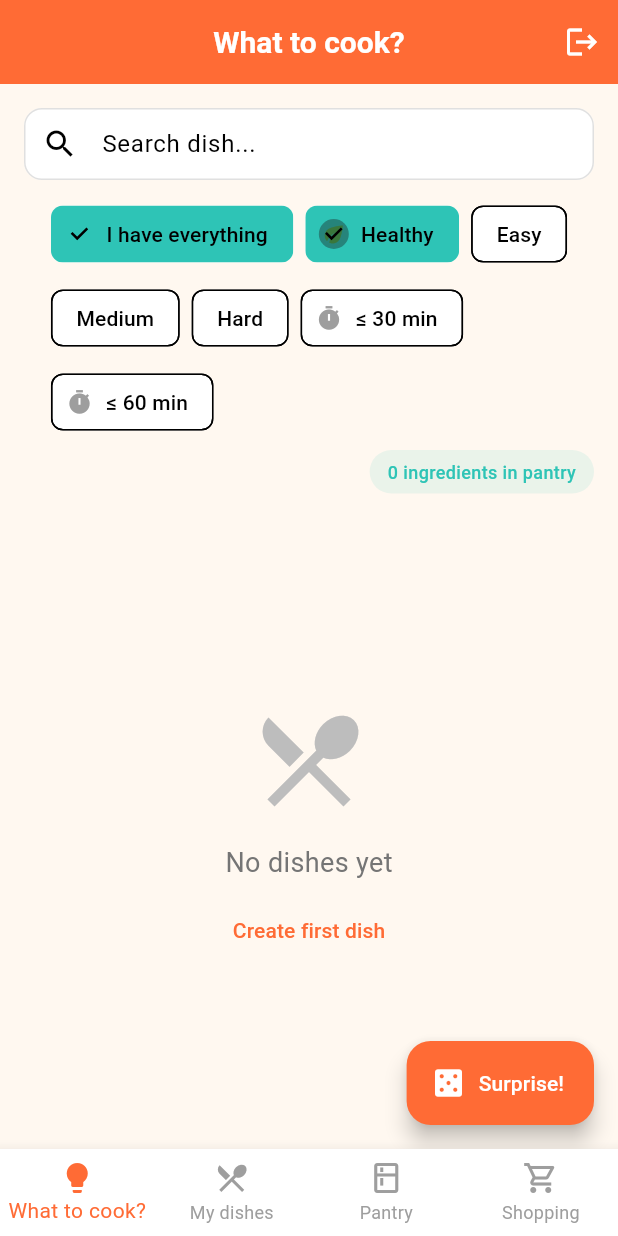
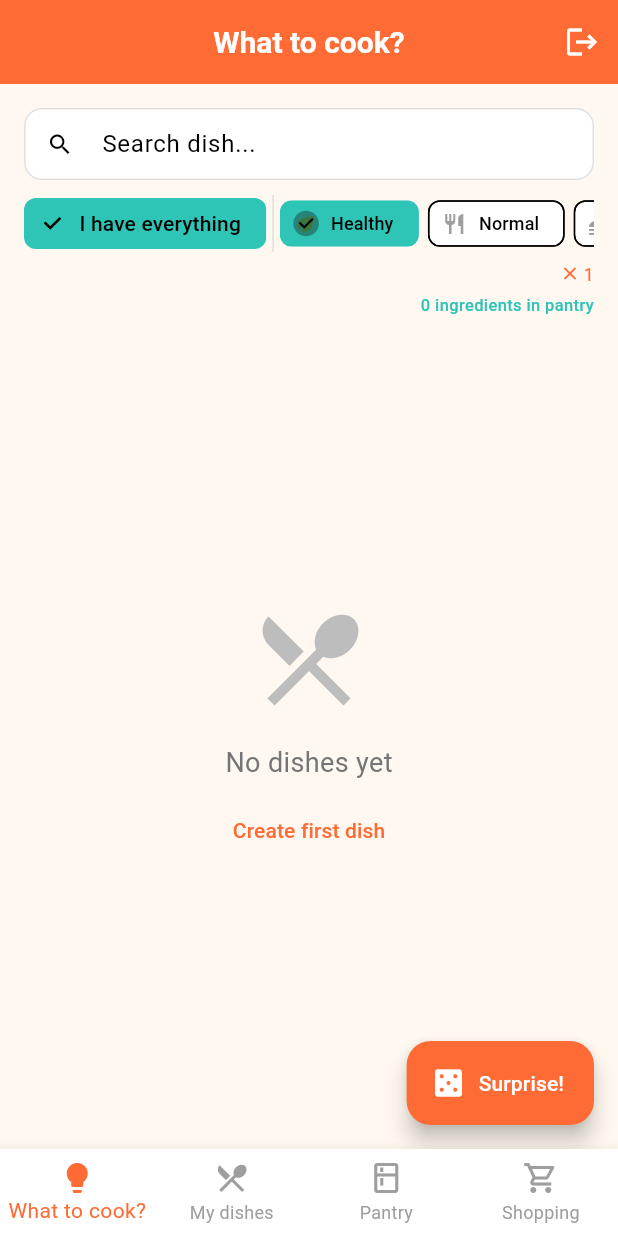
Before and after one commit to gcompteb/xup-xup, a Flutter app: the SuggestionsScreen screen opened by its route, after a tap on "Healthy", on a phone screen of 412 x 824 dp. Run offline on Flutter 3.47's test engine with Material 3 defaults, Android fonts, the phone set to English and light mode, and no system bars; our stand-ins replace cached_network_image, cloud_firestore, firebase_auth, firebase_core, firebase_storage, flutter_local_notifications and 7 more; accounts and stored records are empty; network calls fail.

Commit message:
improve filters menu

```diff
--- a/lib/core/constants/app_constants.dart
+++ b/lib/core/constants/app_constants.dart
@@ -33,6 +33,26 @@ class AppConstants {
         return l10n.difficultyMedium;
       case 'hard':
         return l10n.difficultyHard;
+      default:
+        return key;
+    }
+  }
+
+  static const List<String> healthLevelKeys = [
+    'healthy',
+    'normal',
+    'unhealthy',
+  ];
+
+  static String localizedHealthLevel(BuildContext context, String key) {
+    final l10n = AppLocalizations.of(context)!;
+    switch (key) {
+      case 'healthy':
+        return l10n.healthLevelHealthy;
+      case 'normal':
+        return l10n.healthLevelNormal;
+      case 'unhealthy':
+        return l10n.healthLevelUnhealthy;
       default:
         return key;
     }
--- a/lib/features/suggestions/presentation/suggestions_screen.dart
+++ b/lib/features/suggestions/presentation/suggestions_screen.dart
@@ -30,7 +30,7 @@ class SuggestionsScreen extends ConsumerStatefulWidget {
 
 class _SuggestionsScreenState extends ConsumerState<SuggestionsScreen> {
   bool _showOnlyComplete = true;
-  bool _filterHealthy = false;
+  final Set<String> _filterHealthLevels = {};
   final Set<String> _filterDifficulties = {};
   int? _filterMaxTime;
   String? _highlightedDishId;
@@ -77,7 +77,7 @@ class _SuggestionsScreenState extends ConsumerState<SuggestionsScreen> {
               if (_showOnlyComplete && !d.isComplete) {
                 return false;
               }
-              if (_filterHealthy && !d.dish.isHealthy) {
+              if (_filterHealthLevels.isNotEmpty && !_filterHealthLevels.contains(d.dish.healthLevel)) {
                 return false;
               }
               if (_filterDifficulties.isNotEmpty && !_filterDifficulties.contains(d.dish.difficulty)) {
@@ -142,11 +142,16 @@ class _SuggestionsScreenState extends ConsumerState<SuggestionsScreen> {
 
   Widget _buildFilters(BuildContext context, List<Ingredient> ingredients) {
     final l10n = AppLocalizations.of(context)!;
-    return Container(
-      padding: const EdgeInsets.all(16),
+    final activeCount = _filterHealthLevels.length + _filterDifficulties.length + (_filterMaxTime != null ? 1 : 0);
+
+    return Padding(
+      padding: const EdgeInsets.fromLTRB(16, 16, 16, 0),
       child: Column(
         children: [
-          TextField(
+          Row(
+            children: [
+              Expanded(
+                child: TextField(
                   controller: _searchController,
                   decoration: InputDecoration(
                     hintText: l10n.dishesSearchHint,
@@ -164,88 +169,139 @@ class _SuggestionsScreenState extends ConsumerState<SuggestionsScreen> {
                       borderRadius: BorderRadius.circular(12),
                     ),
                     contentPadding: const EdgeInsets.symmetric(horizontal: 16),
+                    isDense: true,
                   ),
                   onChanged: (value) => setState(() => _searchQuery = value),
                 ),
-          const SizedBox(height: 12),
-          Wrap(
-            spacing: 8,
-            runSpacing: 8,
+              ),
+            ],
+          ),
+          const SizedBox(height: 10),
+          SizedBox(
+            height: 38,
+            child: ListView(
+              scrollDirection: Axis.horizontal,
               children: [
                 FilterChip(
                   label: Text(l10n.suggestionsHaveAll),
                   selected: _showOnlyComplete,
-                onSelected: (value) {
-                  setState(() => _showOnlyComplete = value);
+                  onSelected: (v) => setState(() => _showOnlyComplete = v),
+                  visualDensity: VisualDensity.compact,
+                  materialTapTargetSize: MaterialTapTargetSize.shrinkWrap,
+                ),
+                _filterDivider(),
+                ...AppConstants.healthLevelKeys.map((key) {
+                  final selected = _filterHealthLevels.contains(key);
+                  return Padding(
+                    padding: const EdgeInsets.only(right: 6),
+                    child: FilterChip(
+                      avatar: Icon(
+                        key == 'healthy' ? Icons.eco
+                            : key == 'unhealthy' ? Icons.fastfood
+                            : Icons.restaurant,
+                        size: 16,
+                        color: selected
+                            ? (key == 'healthy' ? Colors.green
+                                : key == 'unhealthy' ? Colors.orange
+                                : Theme.of(context).colorScheme.primary)
+                            : Colors.grey,
+                      ),
+                      label: Text(AppConstants.localizedHealthLevel(context, key), style: const TextStyle(fontSize: 12)),
+                      selected: selected,
+                      onSelected: (v) {
+                        setState(() {
+                          if (v) { _filterHealthLevels.add(key); } else { _filterHealthLevels.remove(key); }
+                        });
                       },
+                      visualDensity: VisualDensity.compact,
+                      materialTapTargetSize: MaterialTapTargetSize.shrinkWrap,
                     ),
-              FilterChip(
-                avatar: Icon(
-                  Icons.eco,
-                  size: 18,
-                  color: _filterHealthy ? Colors.green : Colors.grey,
-                ),
-                label: Text(l10n.addDishHealthy),
-                selected: _filterHealthy,
-                onSelected: (value) {
-                  setState(() => _filterHealthy = value);
-                },
-              ),
+                  );
+                }),
+                _filterDivider(),
                 ...AppConstants.difficultyKeys.map((key) {
                   final selected = _filterDifficulties.contains(key);
-                return FilterChip(
-                  label: Text(AppConstants.localizedDifficulty(context, key)),
+                  return Padding(
+                    padding: const EdgeInsets.only(right: 6),
+                    child: FilterChip(
+                      label: Text(AppConstants.localizedDifficulty(context, key), style: const TextStyle(fontSize: 12)),
                       selected: selected,
-                  onSelected: (value) {
+                      onSelected: (v) {
                         setState(() {
-                      if (value) {
-                        _filterDifficulties.add(key);
-                      } else {
-                        _filterDifficulties.remove(key);
-                      }
+                          if (v) { _filterDifficulties.add(key); } else { _filterDifficulties.remove(key); }
                         });
                       },
+                      visualDensity: VisualDensity.compact,
+                      materialTapTargetSize: MaterialTapTargetSize.shrinkWrap,
+                    ),
                   );
                 }),
+                _filterDivider(),
                 ...[30, 60].map((minutes) {
                   final selected = _filterMaxTime == minutes;
-                return FilterChip(
-                  avatar: Icon(
-                    Icons.timer,
-                    size: 18,
-                    color: selected ? Theme.of(context).colorScheme.primary : Colors.grey,
+                  return Padding(
+                    padding: const EdgeInsets.only(right: 6),
+                    child: FilterChip(
+                      avatar: Icon(Icons.timer, size: 16, color: selected ? Theme.of(context).colorScheme.primary : Colors.grey),
+                      label: Text(l10n.suggestionsMaxMinutes(minutes), style: const TextStyle(fontSize: 12)),
+                      selected: selected,
+                      onSelected: (v) => setState(() => _filterMaxTime = v ? minutes : null),
+                      visualDensity: VisualDensity.compact,
+                      materialTapTargetSize: MaterialTapTargetSize.shrinkWrap,
                     ),
-                  label: Text(l10n.suggestionsMaxMinutes(minutes)),
-                  selected: selected,
-                  onSelected: (value) {
-                    setState(() {
-                      _filterMaxTime = value ? minutes : null;
-                    });
-                  },
                   );
                 }),
               ],
             ),
-          const SizedBox(height: 8),
+          ),
+          if (activeCount > 0)
+            Padding(
+              padding: const EdgeInsets.only(top: 6),
+              child: Align(
+                alignment: Alignment.centerRight,
+                child: GestureDetector(
+                  onTap: () => setState(() {
+                    _filterHealthLevels.clear();
+                    _filterDifficulties.clear();
+                    _filterMaxTime = null;
+                  }),
+                  child: Row(
+                    mainAxisSize: MainAxisSize.min,
+                    children: [
+                      Icon(Icons.clear, size: 14, color: Theme.of(context).colorScheme.primary),
+                      const SizedBox(width: 2),
+                      Text(
+                        '$activeCount',
+                        style: TextStyle(fontSize: 12, color: Theme.of(context).colorScheme.primary),
+                      ),
+                    ],
+                  ),
+                ),
+              ),
+            ),
+          const SizedBox(height: 4),
           Align(
             alignment: Alignment.centerRight,
-            child: Container(
-              padding: const EdgeInsets.symmetric(horizontal: 12, vertical: 6),
-              decoration: BoxDecoration(
-                color: Theme.of(context).colorScheme.secondary.withValues(alpha: 0.1),
-                borderRadius: BorderRadius.circular(16),
-              ),
             child: Text(
               l10n.suggestionsInPantry(ingredients.length),
               style: TextStyle(
                 color: Theme.of(context).colorScheme.secondary,
-                  fontSize: 12,
+                fontSize: 11,
                 fontWeight: FontWeight.w500,
               ),
             ),
           ),
+        ],
       ),
-        ],
+    );
+  }
+
+  Widget _filterDivider() {
+    return Padding(
+      padding: const EdgeInsets.symmetric(horizontal: 4),
+      child: SizedBox(
+        height: 24,
+        child: VerticalDivider(width: 1, thickness: 1, color: Colors.grey.withValues(alpha: 0.3)),
       ),
     );
   }
@@ -305,7 +361,7 @@ class _SuggestionsScreenState extends ConsumerState<SuggestionsScreen> {
         final data = _DishWithAvailability.calculate(dish, pantryMap);
         if (!data.isComplete) return false;
       }
-      if (_filterHealthy && !dish.isHealthy) return false;
+      if (_filterHealthLevels.isNotEmpty && !_filterHealthLevels.contains(dish.healthLevel)) return false;
       if (_filterDifficulties.isNotEmpty && !_filterDifficulties.contains(dish.difficulty)) return false;
       if (_filterMaxTime != null && dish.prepTimeMinutes > _filterMaxTime!) return false;
       if (_searchQuery.isNotEmpty && !dish.name.toLowerCase().contains(_searchQuery.toLowerCase())) return false;
@@ -648,9 +704,7 @@ class _SuggestionCard extends ConsumerWidget {
   }
 
   void _markAsCooked(BuildContext context, WidgetRef ref) {
-    final l10n = AppLocalizations.of(context)!;
     final dish = data.dish;
-    final pantryMap = data.pantryMap;
     int selectedServings = dish.servings;
 
     final required = dish.ingredients.where((i) => i.isRequired).toList();
--- a/lib/l10n/app_ca.arb
+++ b/lib/l10n/app_ca.arb
@@ -147,6 +147,10 @@
   "difficultyMedium": "Mitjà",
   "difficultyHard": "Difícil",
 
+  "healthLevelHealthy": "Saludable",
+  "healthLevelNormal": "Normal",
+  "healthLevelUnhealthy": "Poc saludable",
+
   "pantryTitle": "Rebost",
   "pantrySearchHint": "Cercar ingredient...",
   "pantryAddButton": "Afegir",
--- a/lib/l10n/app_en.arb
+++ b/lib/l10n/app_en.arb
@@ -160,6 +160,10 @@
   "difficultyMedium": "Medium",
   "difficultyHard": "Hard",
 
+  "healthLevelHealthy": "Healthy",
+  "healthLevelNormal": "Normal",
+  "healthLevelUnhealthy": "Unhealthy",
+
   "pantryTitle": "Pantry",
   "pantrySearchHint": "Search ingredient...",
   "pantryAddButton": "Add",
--- a/lib/l10n/app_es.arb
+++ b/lib/l10n/app_es.arb
@@ -147,6 +147,10 @@
   "difficultyMedium": "Medio",
   "difficultyHard": "Difícil",
 
+  "healthLevelHealthy": "Saludable",
+  "healthLevelNormal": "Normal",
+  "healthLevelUnhealthy": "Poco saludable",
+
   "pantryTitle": "Despensa",
   "pantrySearchHint": "Buscar ingrediente...",
   "pantryAddButton": "Añadir",
--- a/lib/l10n/app_localizations.dart
+++ b/lib/l10n/app_localizations.dart
@@ -904,6 +904,24 @@ abstract class AppLocalizations {
   /// **'Hard'**
   String get difficultyHard;
 
+  /// No description provided for @healthLevelHealthy.
+  ///
+  /// In en, this message translates to:
+  /// **'Healthy'**
+  String get healthLevelHealthy;
+
+  /// No description provided for @healthLevelNormal.
+  ///
+  /// In en, this message translates to:
+  /// **'Normal'**
+  String get healthLevelNormal;
+
+  /// No description provided for @healthLevelUnhealthy.
+  ///
+  /// In en, this message translates to:
+  /// **'Unhealthy'**
+  String get healthLevelUnhealthy;
+
   /// No description provided for @pantryTitle.
   ///
   /// In en, this message translates to:
--- a/lib/shared/models/dish.dart
+++ b/lib/shared/models/dish.dart
@@ -11,7 +11,7 @@ class Dish {
   final int servings;
   final int prepTimeMinutes;
   final String difficulty;
-  final bool isHealthy;
+  final String healthLevel;
   final List<String> steps;
   final List<DishIngredient> ingredients;
   final bool isFavorite;
@@ -27,7 +27,7 @@ class Dish {
     this.servings = 2,
     required this.prepTimeMinutes,
     required this.difficulty,
-    this.isHealthy = false,
+    this.healthLevel = 'normal',
     required this.steps,
     required this.ingredients,
     this.isFavorite = false,
@@ -47,7 +47,7 @@ class Dish {
       servings: data['servings'] ?? 2,
       prepTimeMinutes: data['prepTimeMinutes'] ?? 0,
       difficulty: AppConstants.normalizeDifficultyKey(data['difficulty'] ?? 'medium'),
-      isHealthy: data['isHealthy'] ?? false,
+      healthLevel: data['healthLevel'] ?? (data['isHealthy'] == true ? 'healthy' : 'normal'),
       steps: List<String>.from(data['steps'] ?? []),
       ingredients: (data['ingredients'] as List<dynamic>?)
               ?.map((e) => DishIngredient.fromMap(e as Map<String, dynamic>))
@@ -68,7 +68,7 @@ class Dish {
       'servings': servings,
       'prepTimeMinutes': prepTimeMinutes,
       'difficulty': difficulty,
-      'isHealthy': isHealthy,
+      'healthLevel': healthLevel,
       'steps': steps,
       'ingredients': ingredients.map((e) => e.toMap()).toList(),
       'isFavorite': isFavorite,
@@ -86,7 +86,7 @@ class Dish {
     int? servings,
     int? prepTimeMinutes,
     String? difficulty,
-    bool? isHealthy,
+    String? healthLevel,
     List<String>? steps,
     List<DishIngredient>? ingredients,
     bool? isFavorite,
@@ -102,7 +102,7 @@ class Dish {
       servings: servings ?? this.servings,
       prepTimeMinutes: prepTimeMinutes ?? this.prepTimeMinutes,
       difficulty: difficulty ?? this.difficulty,
-      isHealthy: isHealthy ?? this.isHealthy,
+      healthLevel: healthLevel ?? this.healthLevel,
       steps: steps ?? this.steps,
       ingredients: ingredients ?? this.ingredients,
       isFavorite: isFavorite ?? this.isFavorite,
```
Also changed, not shown: lib/features/dishes/presentation/add_dish_screen.dart (+21 -16 lines), lib/features/dishes/presentation/dish_detail_screen.dart (+8 -2 lines), lib/features/dishes/presentation/dishes_screen.dart (+10 -1 lines), lib/l10n/app_localizations_ca.dart (+9 -0 lines), lib/l10n/app_localizations_en.dart (+9 -0 lines), lib/l10n/app_localizations_es.dart (+9 -0 lines). Lines whose indentation alone changed are shown as unchanged.
